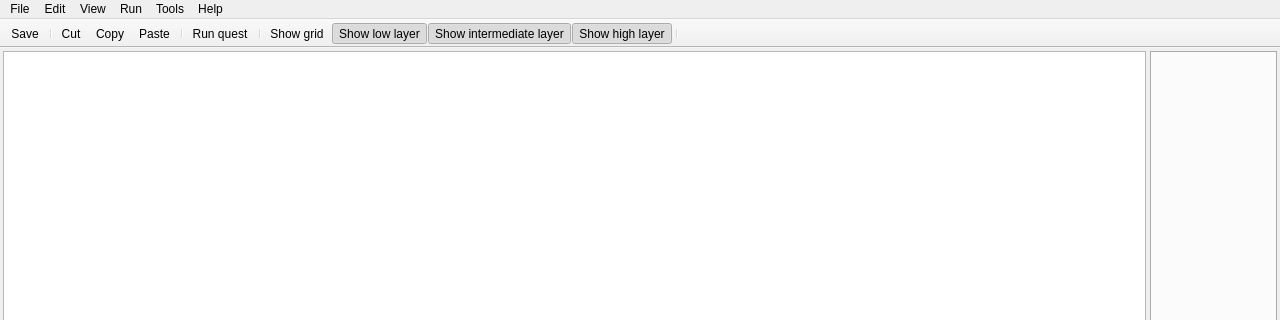
Above: src/gui/main_window.ui from solarus-games/solarus-quest-editor before the change; both pictures show x 0 to 1280 and y 0 to 320 of the 1280 by 680 pixel window. Below: the same form after it.
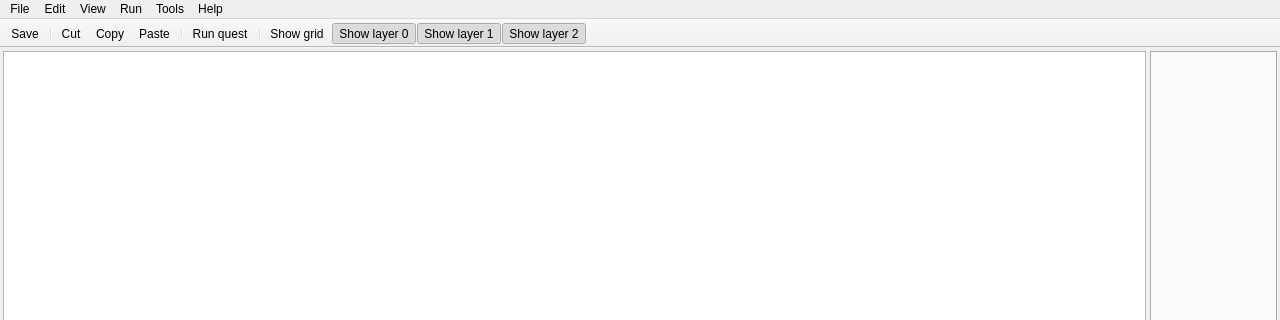
That is the form after the change. Icons and pictures are not drawn. Custom widgets are drawn as their Qt base class.

Commit message: Adding a button to show/hide more layers

Diff of the .ui file:
```diff
--- a/src/gui/main_window.ui
+++ b/src/gui/main_window.ui
@@ -144,7 +144,6 @@
    <addaction name="action_show_layer_0"/>
    <addaction name="action_show_layer_1"/>
    <addaction name="action_show_layer_2"/>
-   <addaction name="separator"/>
   </widget>
   <action name="action_new_quest">
    <property name="text">
@@ -241,7 +240,7 @@
      <normaloff>:/images/icon_layer_0.png</normaloff>:/images/icon_layer_0.png</iconset>
    </property>
    <property name="text">
-    <string>Show low layer</string>
+    <string>Show layer 0</string>
    </property>
    <property name="toolTip">
     <string>Show low layer</string>
@@ -262,7 +261,7 @@
      <normaloff>:/images/icon_layer_1.png</normaloff>:/images/icon_layer_1.png</iconset>
    </property>
    <property name="text">
-    <string>Show intermediate layer</string>
+    <string>Show layer 1</string>
    </property>
    <property name="toolTip">
     <string>Show intermediate layer</string>
@@ -283,7 +282,7 @@
      <normaloff>:/images/icon_layer_2.png</normaloff>:/images/icon_layer_2.png</iconset>
    </property>
    <property name="text">
-    <string>Show high layer</string>
+    <string>Show layer 2</string>
    </property>
    <property name="toolTip">
     <string>Show high layer</string>
```
Left out of the diff: 6 changed lines with no effect on the pictures. The commit also changes 6 other files.
